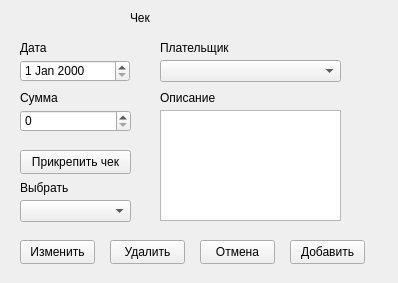
Above: my_helper/my_helper/designer_ui/new_bill.ui from SmolPO/vertical before the change. Below: the same form after it.
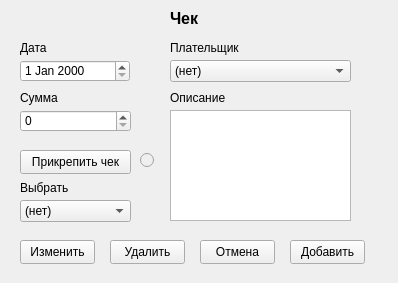
That is the form after the change.

What changed in the file:
```diff
--- a/my_helper/my_helper/designer_ui/new_bill.ui
+++ b/my_helper/my_helper/designer_ui/new_bill.ui
@@ -36,22 +36,33 @@
   <widget class="QComboBox" name="cb_buyer">
    <property name="geometry">
     <rect>
-     <x>160</x>
+     <x>170</x>
      <y>60</y>
      <width>181</width>
      <height>22</height>
     </rect>
    </property>
+   <item>
+    <property name="text">
+     <string>(нет)</string>
+    </property>
+   </item>
   </widget>
   <widget class="QLabel" name="label">
    <property name="geometry">
     <rect>
-     <x>130</x>
+     <x>170</x>
      <y>10</y>
      <width>61</width>
      <height>16</height>
     </rect>
    </property>
+   <property name="font">
+    <font>
+     <pointsize>12</pointsize>
+     <bold>true</bold>
+    </font>
+   </property>
    <property name="text">
     <string>Чек</string>
    </property>
@@ -98,7 +109,7 @@
   <widget class="QLabel" name="label_2">
    <property name="geometry">
     <rect>
-     <x>160</x>
+     <x>170</x>
      <y>90</y>
      <width>61</width>
      <height>16</height>
@@ -111,7 +122,7 @@
   <widget class="QLabel" name="label_3">
    <property name="geometry">
     <rect>
-     <x>160</x>
+     <x>170</x>
      <y>40</y>
      <width>91</width>
      <height>16</height>
@@ -156,6 +167,11 @@
      <height>22</height>
     </rect>
    </property>
+   <item>
+    <property name="text">
+     <string>(нет)</string>
+    </property>
+   </item>
   </widget>
   <widget class="QLabel" name="label_6">
    <property name="geometry">
@@ -199,13 +215,29 @@
   <widget class="QTextEdit" name="note">
    <property name="geometry">
     <rect>
-     <x>160</x>
+     <x>170</x>
      <y>110</y>
      <width>181</width>
      <height>111</height>
     </rect>
    </property>
   </widget>
+  <widget class="QRadioButton" name="rb_isfile">
+   <property name="enabled">
+    <bool>false</bool>
+   </property>
+   <property name="geometry">
+    <rect>
+     <x>140</x>
+     <y>150</y>
+     <width>16</width>
+     <height>20</height>
+    </rect>
+   </property>
+   <property name="text">
+    <string/>
+   </property>
+  </widget>
  </widget>
  <resources/>
  <connections/>
```
